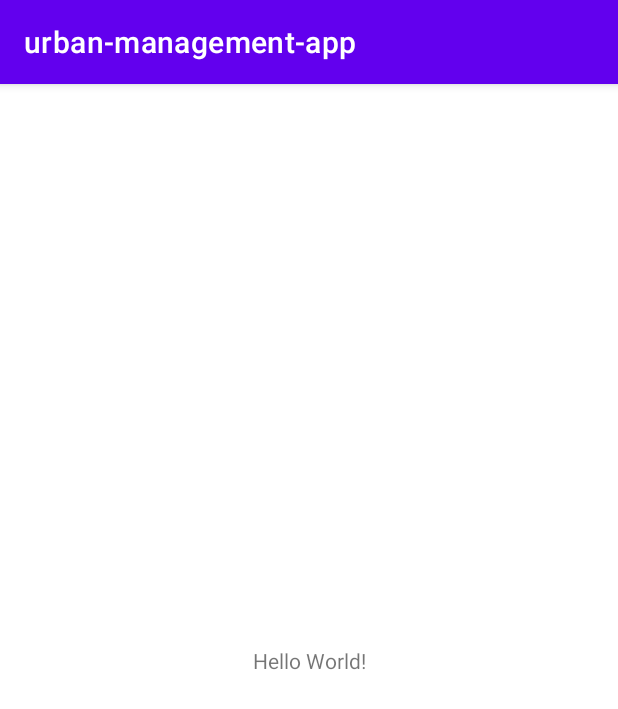
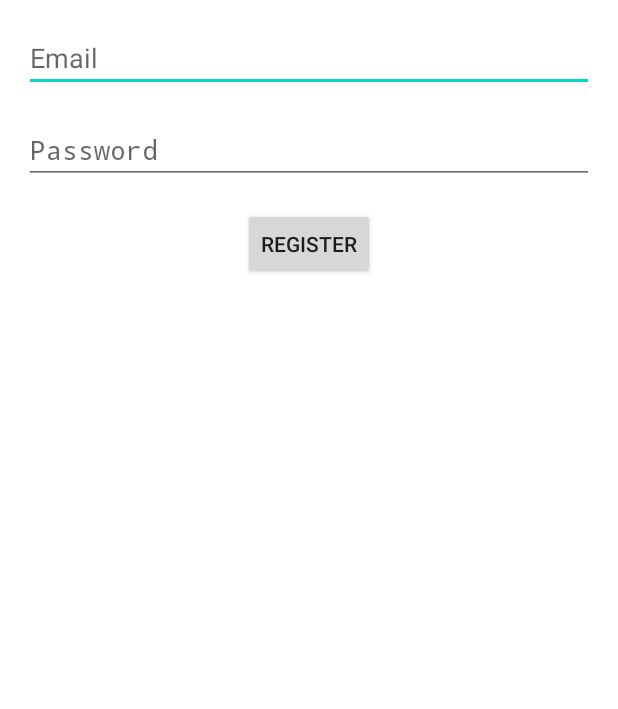
Before and after one commit to BenJohnson0/CleanStreets, an Android app: the screen it shows after launch (MainActivity), on a phone screen of 412 x 824 dp. Shown: the top 709 px of the screen. Run offline under Robolectric (Android 15) with nearby library versions, the phone set to English and light mode, and no system bars.

Commit message:
added login, register, password reset activities. Not implemented yet, or working (together)

```diff
--- a/app/src/main/java/com/example/urban_management_app/MainActivity.java
+++ b/app/src/main/java/com/example/urban_management_app/MainActivity.java
@@ -1,14 +1,23 @@
 package com.example.urban_management_app;
 
-import androidx.appcompat.app.AppCompatActivity;
-
+import com.google.firebase.FirebaseApp;
+import android.app.Application;
+import android.app.Activity;
 import android.os.Bundle;
 
-public class MainActivity extends AppCompatActivity {
+public class MainActivity extends Activity {
 
     @Override
     protected void onCreate(Bundle savedInstanceState) {
         super.onCreate(savedInstanceState);
-        setContentView(R.layout.activity_main);
+        setContentView(R.layout.activity_registration);
+    }
+
+    public class MyApplication extends Application {
+        @Override
+        public void onCreate() {
+            super.onCreate();
+            FirebaseApp.initializeApp(this);
+        }
     }
 }
--- /dev/null
+++ b/app/src/main/res/layout/activity_registration.xml
@@ -0,0 +1,32 @@
+<?xml version="1.0" encoding="utf-8"?>
+<RelativeLayout xmlns:android="http://schemas.android.com/apk/res/android"
+    android:layout_width="match_parent"
+    android:layout_height="match_parent"
+    android:padding="16dp">
+
+    <EditText
+        android:id="@+id/editTextEmail"
+        android:layout_width="match_parent"
+        android:layout_height="wrap_content"
+        android:hint="Email"
+        android:inputType="textEmailAddress" />
+
+    <EditText
+        android:id="@+id/editTextPassword"
+        android:layout_width="match_parent"
+        android:layout_height="wrap_content"
+        android:layout_below="@+id/editTextEmail"
+        android:layout_marginTop="16dp"
+        android:hint="Password"
+        android:inputType="textPassword" />
+
+    <Button
+        android:id="@+id/buttonRegister"
+        android:layout_width="wrap_content"
+        android:layout_height="wrap_content"
+        android:layout_below="@+id/editTextPassword"
+        android:layout_centerHorizontal="true"
+        android:layout_marginTop="16dp"
+        android:text="Register" />
+
+</RelativeLayout>
```
Also changed, not shown: app/build.gradle (+7 -2 lines), app/src/main/java/com/example/urban_management_app/LoginActivity.java (added, +67 -0 lines), app/src/main/java/com/example/urban_management_app/PasswordResetActivity.java (added, +58 -0 lines), app/src/main/java/com/example/urban_management_app/RegistrationActivity.java (added, +63 -0 lines), app/src/main/res/layout/activity_login.xml (added, +32 -0 lines), app/src/main/res/layout/activity_password_reset.xml (added, +23 -0 lines), 1 other file.
